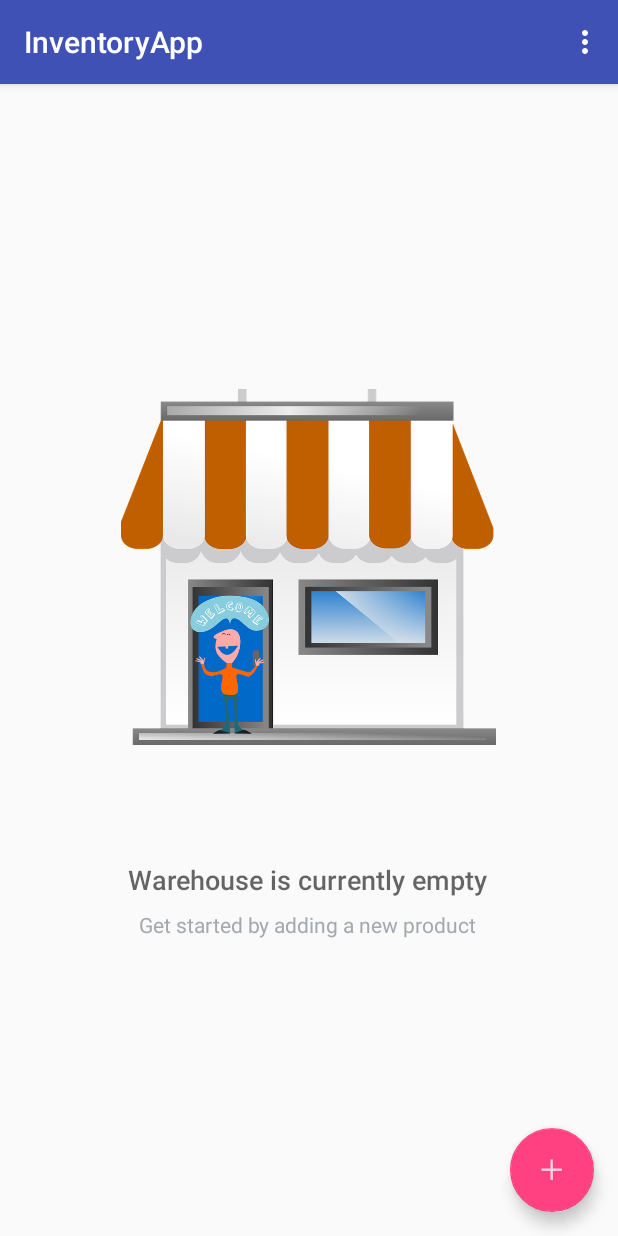
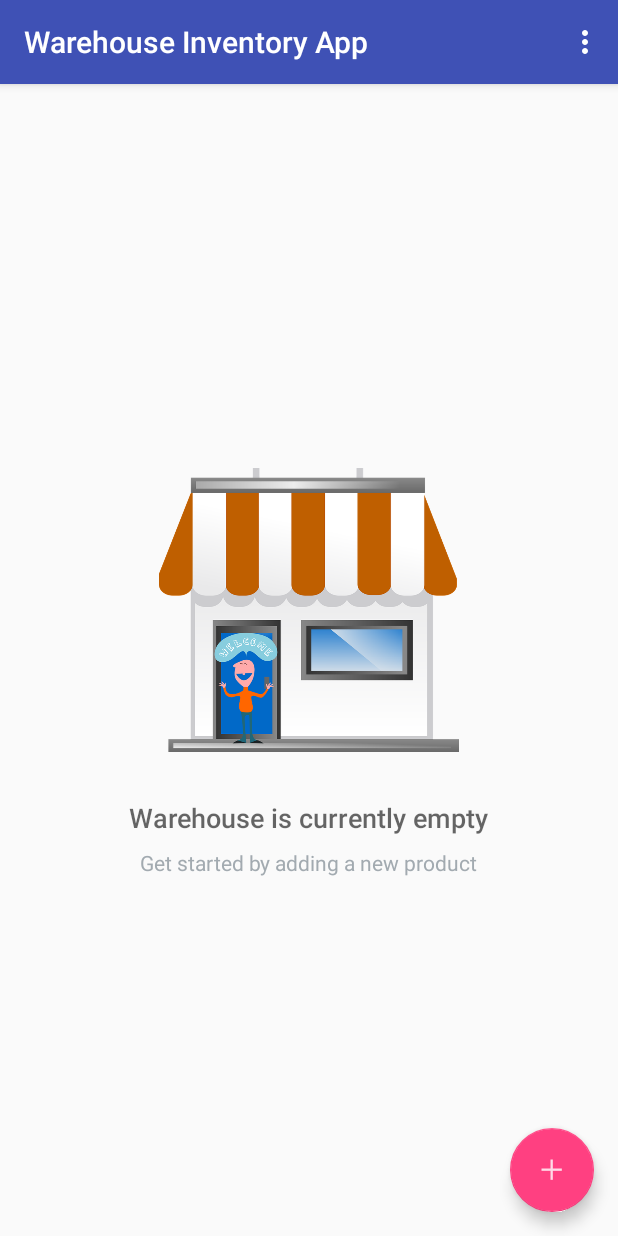
Before and after one commit to atomkowicz/InventoryApp, an Android app: the screen it shows after launch (CatalogActivity), on a phone screen of 412 x 824 dp. Run offline under Robolectric (Android 15) with nearby library versions, the phone set to English and light mode, and no system bars.

Commit message:
Fix layout, strings, dimens

```diff
--- a/app/src/main/res/layout/activity_catalog.xml
+++ b/app/src/main/res/layout/activity_catalog.xml
@@ -24,6 +24,7 @@
 	<RelativeLayout
 		android:layout_width="match_parent"
 		android:layout_height="match_parent"
+		android:layout_marginTop="@dimen/margin_top"
 		tools:context=".CatalogActivity">
 
 		<TextView
--- a/app/src/main/res/layout/content_empty.xml
+++ b/app/src/main/res/layout/content_empty.xml
@@ -8,8 +8,8 @@
 
 	<ImageView
 		android:id="@+id/empty_shelter_image"
-		android:layout_width="250dp"
-		android:layout_height="wrap_content"
+		android:layout_width="@dimen/empty_image_width"
+		android:layout_height="@dimen/empty_image_height"
 		android:layout_centerHorizontal="true"
 		android:src="@drawable/ic_empty_warehouse"/>
 
@@ -20,7 +20,7 @@
 		android:layout_below="@+id/empty_shelter_image"
 		android:layout_centerHorizontal="true"
 		android:fontFamily="sans-serif-medium"
-		android:paddingTop="16dp"
+		android:paddingTop="@dimen/activity_margin"
 		android:text="@string/empty_view_title_text"
 		android:textAppearance="?android:textAppearanceMedium"/>
 
@@ -31,7 +31,7 @@
 		android:layout_below="@+id/empty_title_text"
 		android:layout_centerHorizontal="true"
 		android:fontFamily="sans-serif"
-		android:paddingTop="8dp"
+		android:paddingTop="@dimen/padding_small"
 		android:text="@string/empty_view_subtitle_text"
 		android:textAppearance="?android:textAppearanceSmall"
 		android:textColor="#A2AAB0"/>
--- a/app/src/main/res/values/dimens.xml
+++ b/app/src/main/res/values/dimens.xml
@@ -4,4 +4,8 @@
 
 	<!-- Common margin value used throughout the app -->
 	<dimen name="activity_margin">16dp</dimen>
+	<dimen name="margin_top">58dp</dimen>
+	<dimen name="empty_image_width">200dp</dimen>
+	<dimen name="empty_image_height">220dp</dimen>
+	<dimen name="padding_small">8dp</dimen>
 </resources>
--- a/app/src/main/res/values/strings.xml
+++ b/app/src/main/res/values/strings.xml
@@ -1,5 +1,5 @@
 <resources>
-	<string name="app_name">InventoryApp</string>
+	<string name="app_name">Warehouse Inventory App</string>
 	<string name="action_settings">Settings</string>
 
 	<!-- actions -->
```
